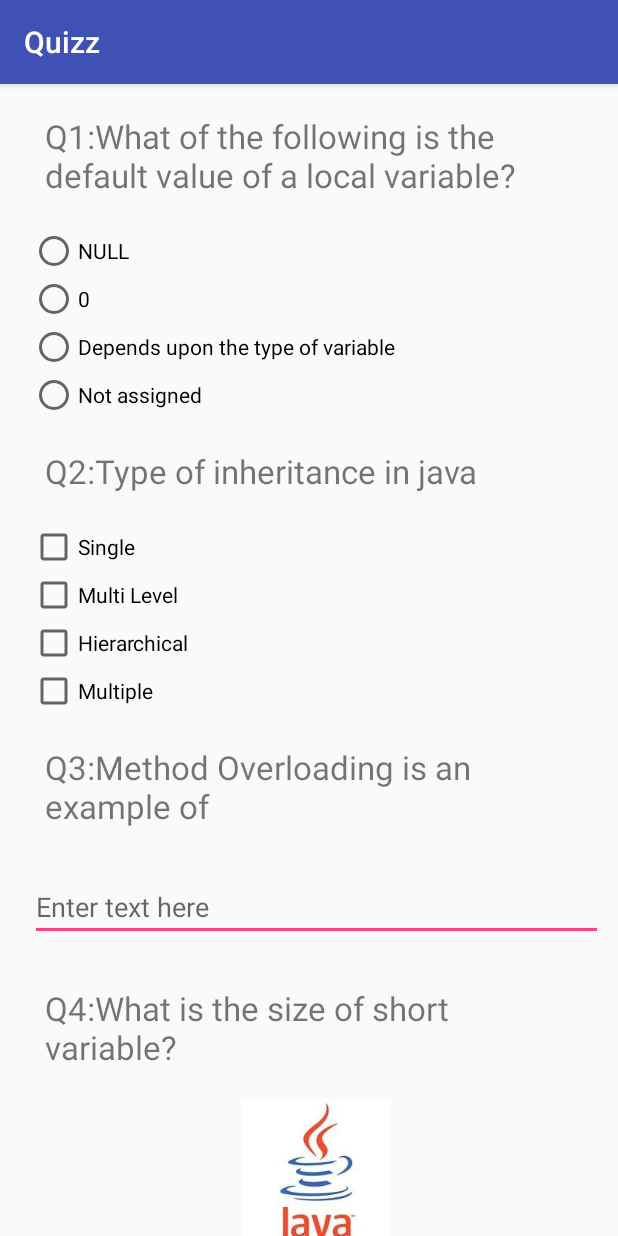
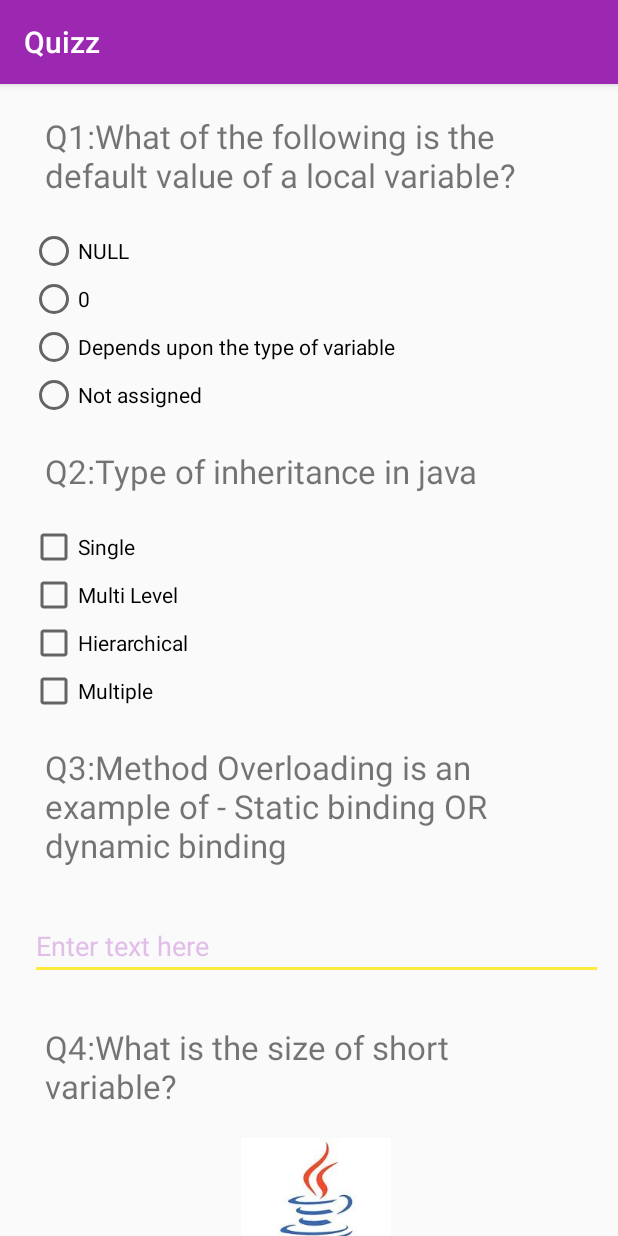
Before and after one commit to hasanmohdkhan/Android-Basics-Nanodegree---QuizzApp, an Android app: the screen it shows after launch (MainActivity), on a phone screen of 412 x 824 dp. Run offline under Robolectric (Android 15) with nearby library versions, the phone set to English and light mode, and no system bars.

Commit message:
fix: minor changes - convert hardcore string,others changes

```diff
--- a/app/src/main/res/layout/activity_main.xml
+++ b/app/src/main/res/layout/activity_main.xml
@@ -14,7 +14,6 @@
             android:id="@+id/question_1"
             style="@style/TextViewStyle"
             tools:text="@string/tools_text_str"/>
-
 
         <RadioGroup
             android:id="@+id/radio_group_ques_1"
@@ -89,7 +88,8 @@
             style="@style/CommonWidHeight"
             android:layout_below="@id/question_3"
             android:layout_margin="@dimen/editbox_margin_10dp"
-            android:hint="@string/edit_text_hint" />
+            android:hint="@string/edit_text_hint"
+            android:textColorHint="@color/primary_light"/>
 
         <TextView
             android:id="@+id/question_4"
--- a/app/src/main/res/values-v17/styles.xml
+++ b/app/src/main/res/values-v17/styles.xml
@@ -1,12 +1,40 @@
-<?xml version="1.0" encoding="utf-8"?>
 <resources>
+
+    <!-- Base application theme. -->
+    <style name="AppTheme" parent="Theme.AppCompat.Light.DarkActionBar">
+        <!-- Customize your theme here. -->
+        <item name="colorPrimary">@color/colorPrimary</item>
+        <item name="colorPrimaryDark">@color/colorPrimaryDark</item>
+        <item name="colorAccent">@color/colorAccent</item>
+    </style>
+
+    <style name="TextViewStyle">
+        <item name="android:layout_height">wrap_content</item>
+        <item name="android:layout_width">match_parent</item>
+        <item name="android:padding">@dimen/textview_padding</item>
+        <item name="android:textSize">@dimen/textview_font_size</item>
+    </style>
 
     <style name="RadioGroupStyle">
         <item name="android:layout_width">match_parent</item>
         <item name="android:layout_height">wrap_content</item>
         <item name="android:layout_alignParentLeft">true</item>
         <item name="android:layout_alignParentStart">true</item>
+    </style>
+
+    <style name="CommonWidHeight">
+        <item name="android:layout_width">match_parent</item>
+        <item name="android:layout_height">wrap_content</item>
+        <item name="android:layout_marginLeft">@dimen/editbox_margin_10dp</item>
+    </style>
 
 
+    <style name="ImageViewStyle">
+        <item name="android:layout_width">@dimen/imageview_width</item>
+        <item name="android:layout_height">@dimen/imageview_height</item>
+        <item name="android:layout_centerHorizontal">true</item>
+        <item name="android:layout_marginBottom">@dimen/imageview_margin_bottom</item>
+
     </style>
+
 </resources>
--- a/app/src/main/res/values/colors.xml
+++ b/app/src/main/res/values/colors.xml
@@ -1,6 +1,9 @@
 <?xml version="1.0" encoding="utf-8"?>
 <resources>
-    <color name="colorPrimary">#3F51B5</color>
-    <color name="colorPrimaryDark">#303F9F</color>
-    <color name="colorAccent">#FF4081</color>
+    <color name="colorPrimary">#9C27B0</color>
+    <color name="colorPrimaryDark">#7B1FA2</color>
+    <color name="primary_light">#E1BEE7</color>
+    <color name="colorAccent">#FFEB3B</color>
+    <color name="primary_text">#212121</color>
+    <color name="secondary_text">#757575</color>
 </resources>
--- a/app/src/main/res/values/strings.xml
+++ b/app/src/main/res/values/strings.xml
@@ -14,7 +14,7 @@
     <string name="edit_text_hint">Enter text here</string>
     <string name="question_1_str">Q1:What of the following is the default value of a local variable?</string>
     <string name="question_2_str">Q2:Type of inheritance in java</string>
-    <string name="question_3_str">Q3:Method Overloading is an example of</string>
+    <string name="question_3_str">Q3:Method Overloading is an example of - Static binding OR dynamic binding</string>
     <string name="question_4_str">Q4:What is the size of short variable?</string>
     <string name="question_5_str">Q5:What is the default value of long variable?</string>
     <string name="rb_option1_ques4_string">8 bit</string>
@@ -26,4 +26,22 @@
     <string name="rb_option3_ques5_string">0L</string>
     <string name="rb_option4_ques5_string">not defined</string>
     <string name="tools_text_str">Question goes here</string>
+    <string name="static_binding_str">static binding</string>
+    <string name="toast_str_option_1">option 1</string>
+    <string name="toast_str_option_2">option 2</string>
+    <string name="toast_str_option_3">option 3</string>
+    <string name="toast_str_option_4">option 4</string>
+    <string name="checkbox_str_toast">option 1 ,2 and 3 selected</string>
+    <string name="Result_str_toast_pt1">Result:   You got</string>
+    <string name="Result_str_toast_pt2">Marks</string>
+    <string name="response_key">response</string>
+    <string name="que_5_opt_1">Selected: 0</string>
+    <string name="default_str_toast">Default</string>
+    <string name="que_5_opt_4">Selected : Not defined</string>
+    <string name="que_5_opt_3">Selected : 0L</string>
+    <string name="que_5_opt_2">Selected : 0.0</string>
+    <string name="que_4_opt_1">Selected: 8bit</string>
+    <string name="que_4_opt_2">Selected: 16bit</string>
+    <string name="que_4_opt_3">Selected: 32bit</string>
+    <string name="que_4_opt_4">Selected: 64bit</string>
 </resources>
--- a/app/src/main/res/values/styles.xml
+++ b/app/src/main/res/values/styles.xml
@@ -13,6 +13,8 @@
         <item name="android:layout_width">match_parent</item>
         <item name="android:padding">@dimen/textview_padding</item>
         <item name="android:textSize">@dimen/textview_font_size</item>
+        <item name="android:textColor">@color/primary_text</item>
+        <item name="android:textStyle">bold</item>
     </style>
 
 <style name="RadioGroupStyle">
```
Also changed, not shown: app/src/main/java/com/example/hasanzian/quizz/MainActivity.java (+19 -29 lines).
